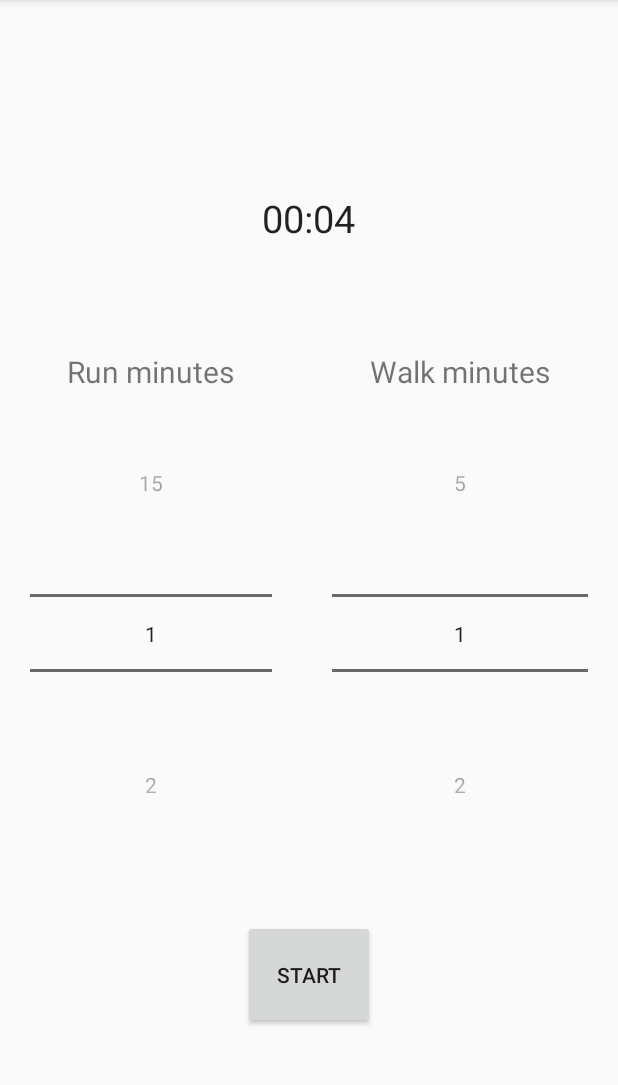
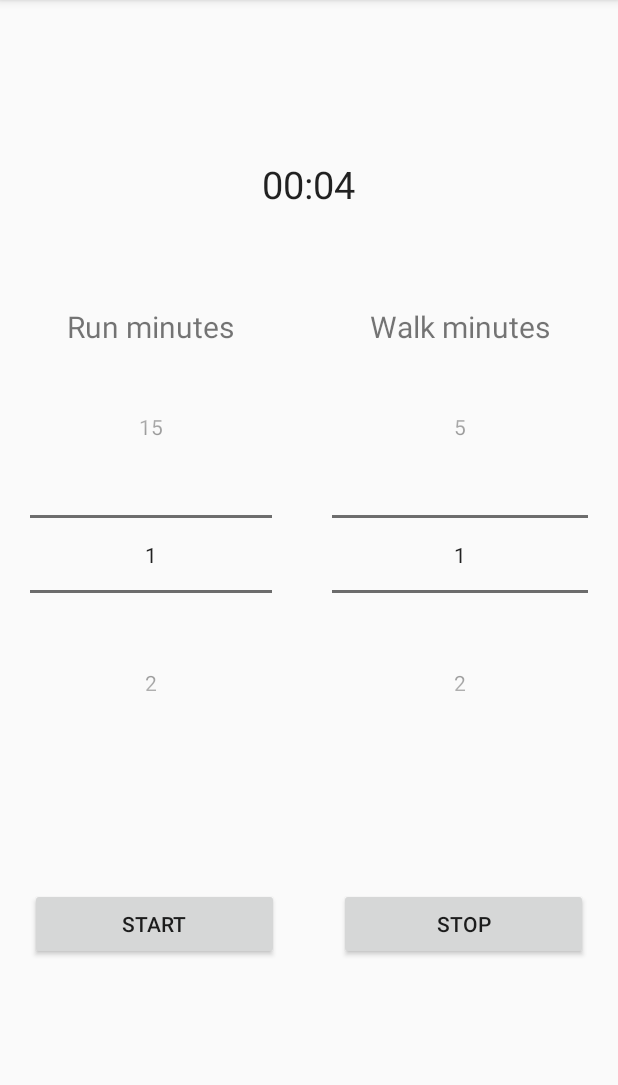
Before and after one commit to franklevasseur/pazapa, an Android app: the screen it shows after launch (MainActivity), after a tap on "START", on a phone screen of 412 x 824 dp, the part 84-1169 px from its top. Run offline under Robolectric (Android 15) with nearby library versions, the light colour scheme and no system bars.

Commit message:
feat: add a stop button

```diff
--- a/app/src/main/AndroidManifest.xml
+++ b/app/src/main/AndroidManifest.xml
@@ -11,8 +11,8 @@
         android:supportsRtl="true"
         android:theme="@style/AppTheme">
         <activity
+            android:exported="true"
             android:name="com.example.pazapa.MainActivity"
-            android:label="@string/app_name"
             android:theme="@style/AppTheme.NoActionBar">
             <intent-filter>
                 <action android:name="android.intent.action.MAIN" />
--- a/app/src/main/java/com/example/pazapa/MainActivity.java
+++ b/app/src/main/java/com/example/pazapa/MainActivity.java
@@ -28,6 +28,7 @@ public class MainActivity extends AppCompatActivity {
     NumberPicker runPicker;
     NumberPicker walkPicker;
     Button startButton;
+    Button stopButton;
 
     MediaPlayer player = new MediaPlayer();
 
@@ -47,14 +48,24 @@ public class MainActivity extends AppCompatActivity {
 
         chronometer = findViewById(R.id.chronometer);
         chronometer.setCountDown(true);
+
         startButton = findViewById(R.id.start);
         startButton.setOnClickListener(this::start);
+
+        stopButton = findViewById(R.id.stop);
+        stopButton.setOnClickListener(this::stop);
+    }
+
+    private void stop(View v) {
+        this.runStatus = RunStatus.WAITING;
+        this.resetChronometerTime();
+        this.chronometer.stop();
     }
 
     private void start(View v) {
-        runStatus = RunStatus.WAITING;
-        setChronometerTime(0, 5);
-        chronometer.start();
+        this.runStatus = RunStatus.WAITING;
+        this.setChronometerTime(0, 5);
+        this.chronometer.start();
     }
 
     private void countdownDone() {
@@ -69,17 +80,17 @@ public class MainActivity extends AppCompatActivity {
     }
 
     private void run() {
-        runStatus = RunStatus.RUNNING;
-        setChronometerTime(runPicker.getValue(), 0);
-        playAudio("run.mp3");
-        chronometer.start();
+        this.runStatus = RunStatus.RUNNING;
+        this.setChronometerTime(runPicker.getValue(), 0);
+        this.playAudio("run.mp3");
+        this.chronometer.start();
     }
 
     private void walk() {
-        runStatus = RunStatus.WALKING;
-        setChronometerTime(walkPicker.getValue(), 0);
-        playAudio("walk.mp3");
-        chronometer.start();
+        this.runStatus = RunStatus.WALKING;
+        this.setChronometerTime(walkPicker.getValue(), 0);
+        this.playAudio("walk.mp3");
+        this.chronometer.start();
     }
 
     private void playAudio(String fileName) {
@@ -97,15 +108,15 @@ public class MainActivity extends AppCompatActivity {
     private void setupNumPicker(NumberPicker np, int maxValue) {
         np.setMinValue(1);
         np.setMaxValue(maxValue);
-        String[] availables_run_values = new String[maxValue];
+        String[] available_run_values = new String[maxValue];
         for (int i = 0; i < maxValue; i++) {
-            availables_run_values[i] = String.format("%d", i + 1);
+            available_run_values[i] = String.format("%d", i + 1);
         }
-        np.setDisplayedValues(availables_run_values);
+        np.setDisplayedValues(available_run_values);
     }
 
     private void setChronometerTime(int minutes, int seconds) {
-        long ms = minutes * 60000 + seconds * 1000;
+        long ms = minutes * 60000L + seconds * 1000L;
         long base = SystemClock.elapsedRealtime() + ms;
         chronometer.setBase(base);
 
@@ -121,4 +132,12 @@ public class MainActivity extends AppCompatActivity {
             }
         }.start();
     }
+
+    private void resetChronometerTime() {
+        long base = SystemClock.elapsedRealtime();
+        chronometer.setBase(base);
+        if (timer != null) {
+            timer.cancel();
+        }
+    }
 }
--- a/app/src/main/res/layout/activity_main.xml
+++ b/app/src/main/res/layout/activity_main.xml
@@ -97,6 +97,13 @@
 
         </LinearLayout>
 
+
+        <LinearLayout
+            android:layout_width="match_parent"
+            android:layout_height="wrap_content"
+            android:layout_weight="1"
+            android:orientation="horizontal">
+
             <Button
                 android:id="@+id/start"
                 android:layout_width="wrap_content"
@@ -104,9 +111,17 @@
                 android:layout_gravity="center"
                 android:layout_margin="20dp"
                 android:layout_weight="0.2"
-            android:text="@string/start"
-            />
+                android:text="@string/start" />
 
+            <Button
+                android:id="@+id/stop"
+                android:layout_width="wrap_content"
+                android:layout_height="wrap_content"
+                android:layout_gravity="center"
+                android:layout_margin="20dp"
+                android:layout_weight="0.2"
+                android:text="@string/stop" />
+        </LinearLayout>
 
         <View android:layout_width="match_parent"
             android:layout_height="0dp"
--- a/app/src/main/res/values/strings.xml
+++ b/app/src/main/res/values/strings.xml
@@ -9,4 +9,5 @@
 
     <string name="hello_first_fragment">Hello first fragment</string>
     <string name="start">START</string>
+    <string name="stop">STOP</string>
 </resources>
```
Lines whose indentation alone changed are shown as unchanged.
